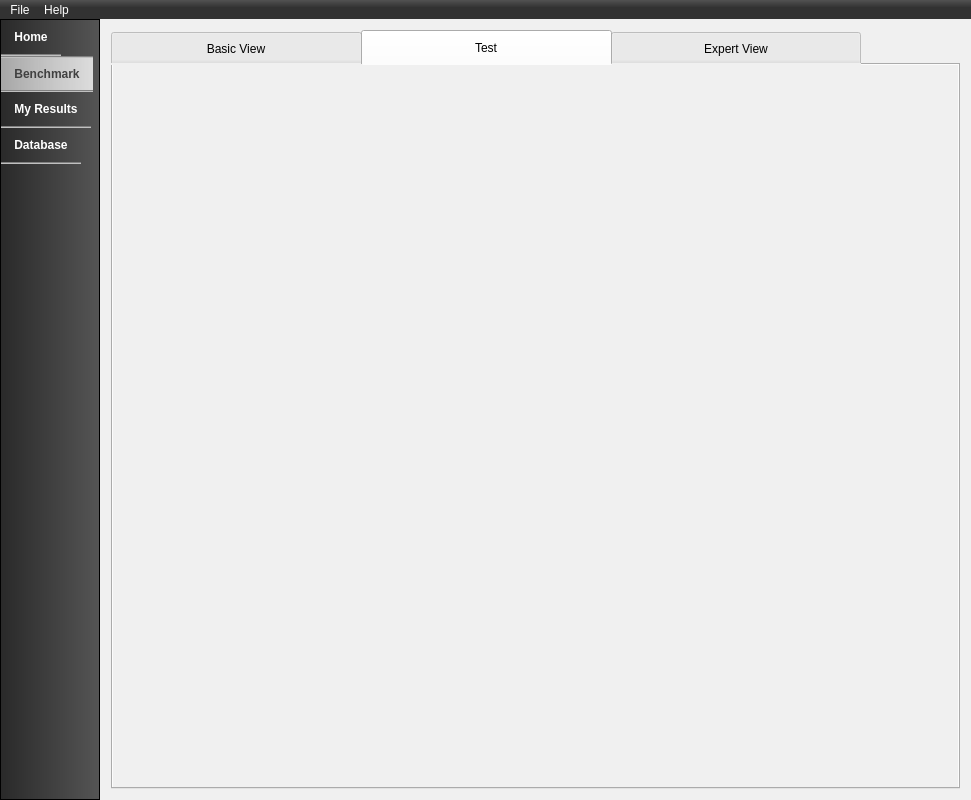
The window that src/ui/mainwindow.ui (viennacl/viennaclbench-dev) describes before a commit, drawn with Qt 5.
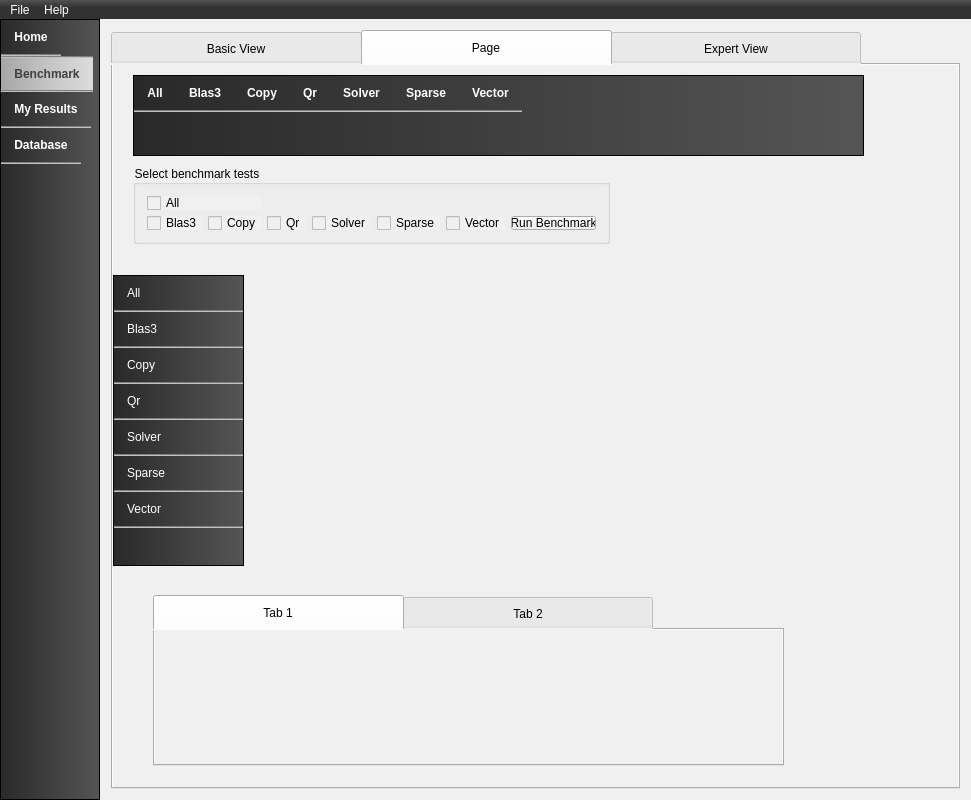
The same window after the commit. Icons and pictures are not drawn. Custom widgets are drawn as their Qt base class.

```diff
--- a/src/ui/mainwindow.ui
+++ b/src/ui/mainwindow.ui
@@ -318,34 +318,422 @@
                 </property>
                </widget>
               </item>
-              <item row="1" column="3">
-               <spacer name="horizontalSpacerRight">
-                <property name="orientation">
-                 <enum>Qt::Horizontal</enum>
+              <item row="2" column="0" colspan="2">
+               <widget class="QCustomPlot" name="benchmarkGraph_2" native="true">
+                <property name="sizePolicy">
+                 <sizepolicy hsizetype="Preferred" vsizetype="Expanding">
+                  <horstretch>0</horstretch>
+                  <verstretch>0</verstretch>
+                 </sizepolicy>
                 </property>
-                <property name="sizeHint" stdset="0">
+                <property name="minimumSize">
                  <size>
-                  <width>326</width>
-                  <height>20</height>
+                  <width>0</width>
+                  <height>300</height>
                  </size>
                 </property>
-               </spacer>
+               </widget>
               </item>
              </layout>
             </widget>
             <widget class="QWidget" name="tab">
              <attribute name="title">
-              <string>Test</string>
+              <string>Page</string>
              </attribute>
-             <widget class="QCustomPlot" name="benchmarkGraph_2" native="true">
+             <widget class="MenuListWidget" name="menuListWidget_2">
               <property name="geometry">
                <rect>
-                <x>80</x>
-                <y>380</y>
-                <width>391</width>
+                <x>20</x>
+                <y>10</y>
+                <width>731</width>
+                <height>81</height>
+               </rect>
+              </property>
+              <property name="sizePolicy">
+               <sizepolicy hsizetype="Fixed" vsizetype="Expanding">
+                <horstretch>0</horstretch>
+                <verstretch>0</verstretch>
+               </sizepolicy>
+              </property>
+              <property name="maximumSize">
+               <size>
+                <width>16777215</width>
+                <height>16777215</height>
+               </size>
+              </property>
+              <property name="font">
+               <font>
+                <weight>75</weight>
+                <bold>true</bold>
+               </font>
+              </property>
+              <property name="focusPolicy">
+               <enum>Qt::NoFocus</enum>
+              </property>
+              <property name="styleSheet">
+               <string notr="true">QListWidget 
+{ 
+background: qlineargradient(spread:pad, x1:0, y1:0, x2:1, y2:0, stop:0 rgba(41, 41, 41, 255), stop:1 rgba(85, 85, 85, 255));  
+}
+
+QListWidget::item:hover 
+{ 
+background: qlineargradient(spread:pad, x1:0, y1:0, x2:1, y2:0, stop:0 rgba(150, 150, 150, 255), stop:1 rgba(200, 200, 200, 255));
+}
+
+QListWidget::item:selected 
+{ 
+background: qlineargradient(spread:pad, x1:0, y1:0, x2:1, y2:0, stop:0 rgba(200, 200, 200, 200), stop:1 rgba(220, 220, 220, 255)); 
+border-top: 2px groove gray; 
+color: #404040;
+}
+QIcon
+{
+background: red;selection-color: red; 
+}
+
+
+QIcon::selected
+{
+background: red;selection-color: red; 
+}
+
+QListWidget::item 
+{ 
+padding: 10px; color: white; 
+border-bottom: 2px groove gray; 
+}</string>
+              </property>
+              <property name="verticalScrollBarPolicy">
+               <enum>Qt::ScrollBarAlwaysOff</enum>
+              </property>
+              <property name="horizontalScrollBarPolicy">
+               <enum>Qt::ScrollBarAlwaysOff</enum>
+              </property>
+              <property name="autoScroll">
+               <bool>false</bool>
+              </property>
+              <property name="editTriggers">
+               <set>QAbstractItemView::NoEditTriggers</set>
+              </property>
+              <property name="dragDropMode">
+               <enum>QAbstractItemView::NoDragDrop</enum>
+              </property>
+              <property name="selectionMode">
+               <enum>QAbstractItemView::MultiSelection</enum>
+              </property>
+              <property name="selectionBehavior">
+               <enum>QAbstractItemView::SelectItems</enum>
+              </property>
+              <property name="iconSize">
+               <size>
+                <width>32</width>
+                <height>32</height>
+               </size>
+              </property>
+              <property name="textElideMode">
+               <enum>Qt::ElideMiddle</enum>
+              </property>
+              <property name="movement">
+               <enum>QListView::Static</enum>
+              </property>
+              <property name="flow">
+               <enum>QListView::LeftToRight</enum>
+              </property>
+              <property name="isWrapping" stdset="0">
+               <bool>true</bool>
+              </property>
+              <property name="layoutMode">
+               <enum>QListView::SinglePass</enum>
+              </property>
+              <property name="viewMode">
+               <enum>QListView::IconMode</enum>
+              </property>
+              <property name="wordWrap">
+               <bool>false</bool>
+              </property>
+              <property name="selectionRectVisible">
+               <bool>true</bool>
+              </property>
+              <property name="currentRow">
+               <number>-1</number>
+              </property>
+              <item>
+               <property name="text">
+                <string>All</string>
+               </property>
+              </item>
+              <item>
+               <property name="text">
+                <string>Blas3</string>
+               </property>
+              </item>
+              <item>
+               <property name="text">
+                <string>Copy</string>
+               </property>
+              </item>
+              <item>
+               <property name="text">
+                <string>Qr</string>
+               </property>
+              </item>
+              <item>
+               <property name="text">
+                <string>Solver</string>
+               </property>
+              </item>
+              <item>
+               <property name="text">
+                <string>Sparse</string>
+               </property>
+              </item>
+              <item>
+               <property name="text">
+                <string>Vector</string>
+               </property>
+              </item>
+             </widget>
+             <widget class="QListWidget" name="listWidget">
+              <property name="geometry">
+               <rect>
+                <x>0</x>
+                <y>210</y>
+                <width>131</width>
                 <height>291</height>
                </rect>
               </property>
+              <property name="styleSheet">
+               <string notr="true">QListWidget 
+{ 
+background: qlineargradient(spread:pad, x1:0, y1:0, x2:1, y2:0, stop:0 rgba(41, 41, 41, 255), stop:1 rgba(85, 85, 85, 255));  
+}
+
+QListWidget::item:hover 
+{ 
+background: qlineargradient(spread:pad, x1:0, y1:0, x2:1, y2:0, stop:0 rgba(150, 150, 150, 255), stop:1 rgba(200, 200, 200, 255));
+}
+
+QListWidget::item:selected 
+{ 
+background: qlineargradient(spread:pad, x1:0, y1:0, x2:1, y2:0, stop:0 rgba(200, 200, 200, 200), stop:1 rgba(220, 220, 220, 255)); 
+border-top: 2px groove gray; 
+color: #404040;
+}
+QIcon
+{
+background: red;selection-color: red; 
+}
+
+
+QIcon::selected
+{
+background: red;selection-color: red; 
+}
+
+QListWidget::item 
+{ 
+padding: 10px; color: white; 
+border-bottom: 2px groove gray; 
+}</string>
+              </property>
+              <property name="selectionMode">
+               <enum>QAbstractItemView::MultiSelection</enum>
+              </property>
+              <property name="flow">
+               <enum>QListView::TopToBottom</enum>
+              </property>
+              <item>
+               <property name="text">
+                <string>All</string>
+               </property>
+              </item>
+              <item>
+               <property name="text">
+                <string>Blas3</string>
+               </property>
+               <property name="icon">
+                <iconset resource="resources/icons.qrc">
+                 <normaloff>:/icons/icons/checkTrue.png</normaloff>:/icons/icons/checkTrue.png</iconset>
+               </property>
+              </item>
+              <item>
+               <property name="text">
+                <string>Copy</string>
+               </property>
+               <property name="icon">
+                <iconset resource="resources/icons.qrc">
+                 <normaloff>:/icons/icons/checkTrue.png</normaloff>:/icons/icons/checkTrue.png</iconset>
+               </property>
+              </item>
+              <item>
+               <property name="text">
+                <string>Qr</string>
+               </property>
+               <property name="icon">
+                <iconset resource="resources/icons.qrc">
+                 <normaloff>:/icons/icons/checkTrue.png</normaloff>:/icons/icons/checkTrue.png</iconset>
+               </property>
+              </item>
+              <item>
+               <property name="text">
+                <string>Solver</string>
+               </property>
+               <property name="icon">
+                <iconset resource="resources/icons.qrc">
+                 <normaloff>:/icons/icons/checkTrue.png</normaloff>:/icons/icons/checkTrue.png</iconset>
+               </property>
+              </item>
+              <item>
+               <property name="text">
+                <string>Sparse</string>
+               </property>
+               <property name="icon">
+                <iconset resource="resources/icons.qrc">
+                 <normaloff>:/icons/icons/checkTrue.png</normaloff>:/icons/icons/checkTrue.png</iconset>
+               </property>
+              </item>
+              <item>
+               <property name="text">
+                <string>Vector</string>
+               </property>
+               <property name="icon">
+                <iconset resource="resources/icons.qrc">
+                 <normaloff>:/icons/icons/checkFalse.png</normaloff>:/icons/icons/checkFalse.png</iconset>
+               </property>
+              </item>
+             </widget>
+             <widget class="QGroupBox" name="groupBox_2">
+              <property name="geometry">
+               <rect>
+                <x>20</x>
+                <y>100</y>
+                <width>477</width>
+                <height>79</height>
+               </rect>
+              </property>
+              <property name="sizePolicy">
+               <sizepolicy hsizetype="Minimum" vsizetype="Minimum">
+                <horstretch>0</horstretch>
+                <verstretch>0</verstretch>
+               </sizepolicy>
+              </property>
+              <property name="title">
+               <string>Select benchmark tests</string>
+              </property>
+              <property name="flat">
+               <bool>false</bool>
+              </property>
+              <property name="checkable">
+               <bool>false</bool>
+              </property>
+              <property name="checked">
+               <bool>false</bool>
+              </property>
+              <layout class="QGridLayout" name="gridLayout_4">
+               <item row="0" column="0" colspan="2">
+                <widget class="QCheckBox" name="checkBoxAll_2">
+                 <property name="text">
+                  <string>All</string>
+                 </property>
+                </widget>
+               </item>
+               <item row="1" column="3">
+                <widget class="QCheckBox" name="checkBoxSolver_2">
+                 <property name="text">
+                  <string>Solver</string>
+                 </property>
+                </widget>
+               </item>
+               <item row="1" column="1">
+                <widget class="QCheckBox" name="checkBoxCopy_2">
+                 <property name="text">
+                  <string>Copy</string>
+                 </property>
+                </widget>
+               </item>
+               <item row="1" column="4">
+                <widget class="QCheckBox" name="checkBoxSparse_2">
+                 <property name="text">
+                  <string>Sparse</string>
+                 </property>
+                </widget>
+               </item>
+               <item row="1" column="6">
+                <widget class="QPushButton" name="buttonRunBenchmark_2">
+                 <property name="text">
+                  <string>Run Benchmark</string>
+                 </property>
+                 <property name="flat">
+                  <bool>false</bool>
+                 </property>
+                </widget>
+               </item>
+               <item row="1" column="2">
+                <widget class="QCheckBox" name="checkBoxQr_2">
+                 <property name="text">
+                  <string>Qr</string>
+                 </property>
+                </widget>
+               </item>
+               <item row="1" column="0">
+                <widget class="QCheckBox" name="checkBoxBlas3_2">
+                 <property name="text">
+                  <string>Blas3</string>
+                 </property>
+                </widget>
+               </item>
+               <item row="1" column="5">
+                <widget class="QCheckBox" name="checkBoxVector_2">
+                 <property name="text">
+                  <string>Vector</string>
+                 </property>
+                </widget>
+               </item>
+               <item row="1" column="7">
+                <spacer name="horizontalSpacer_2">
+                 <property name="orientation">
+                  <enum>Qt::Horizontal</enum>
+                 </property>
+                 <property name="sizeHint" stdset="0">
+                  <size>
+                   <width>40</width>
+                   <height>20</height>
+                  </size>
+                 </property>
+                </spacer>
+               </item>
+              </layout>
+             </widget>
+             <widget class="CollapseWidget" name="collapseWidget" native="true">
+              <property name="geometry">
+               <rect>
+                <x>170</x>
+                <y>200</y>
+                <width>601</width>
+                <height>311</height>
+               </rect>
+              </property>
+             </widget>
+             <widget class="QTabWidget" name="tabWidget_2">
+              <property name="geometry">
+               <rect>
+                <x>40</x>
+                <y>530</y>
+                <width>631</width>
+                <height>171</height>
+               </rect>
+              </property>
+              <widget class="QWidget" name="tab_2">
+               <attribute name="title">
+                <string>Tab 1</string>
+               </attribute>
+              </widget>
+              <widget class="QWidget" name="tab_3">
+               <attribute name="title">
+                <string>Tab 2</string>
+               </attribute>
+              </widget>
              </widget>
             </widget>
             <widget class="QWidget" name="tabExpert">
@@ -568,6 +956,17 @@
    <extends>QListWidget</extends>
    <header>src/ui/menulistwidget.h</header>
   </customwidget>
+  <customwidget>
+   <class>BenchmarkListWidget</class>
+   <extends>QListWidget</extends>
+   <header>src/ui/benchmarklistwidget.h</header>
+  </customwidget>
+  <customwidget>
+   <class>CollapseWidget</class>
+   <extends>QWidget</extends>
+   <header>src/ui/collapsewidget.h</header>
+   <container>1</container>
+  </customwidget>
  </customwidgets>
  <resources>
   <include location="src/resources/icons.qrc"/>
```
Left out of the diff: 274 changed lines with no effect on the pictures.
